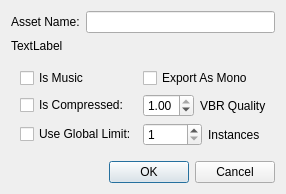
The window that Editor/src/Dialogs/DlgAssetProperties.ui (GameOverture/HarmonyEngine) describes before a commit, drawn with Qt 5.
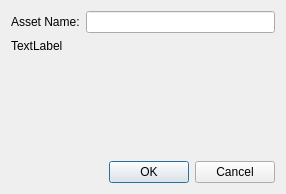
The same window after the commit.

Commit message: Asset properties dialog fixed

```diff
--- a/Editor/src/Dialogs/DlgAssetProperties.ui
+++ b/Editor/src/Dialogs/DlgAssetProperties.ui
@@ -38,8 +38,9 @@
    <item>
     <widget class="QStackedWidget" name="stackedAssetType">
      <property name="currentIndex">
-      <number>1</number>
+      <number>2</number>
      </property>
+     <widget class="QWidget" name="page"/>
      <widget class="QWidget" name="atlasPage">
       <layout class="QFormLayout" name="formLayout">
        <item row="1" column="1">
@@ -64,6 +65,7 @@
        </item>
       </layout>
      </widget>
+     <widget class="QWidget" name="page_2"/>
      <widget class="QWidget" name="audioPage">
       <layout class="QGridLayout" name="gridLayout">
        <item row="0" column="0">
```
